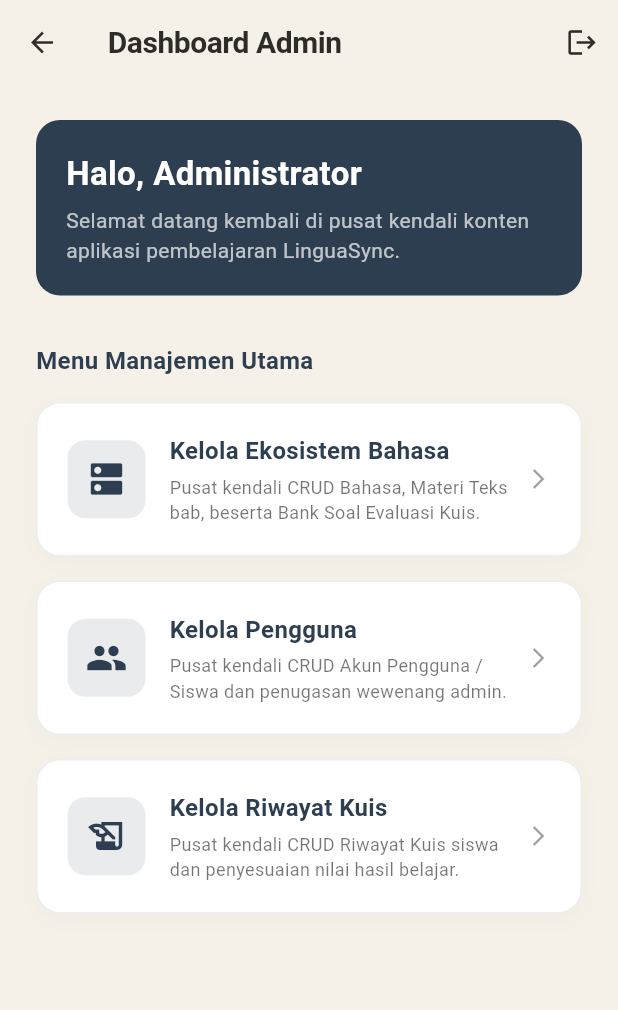
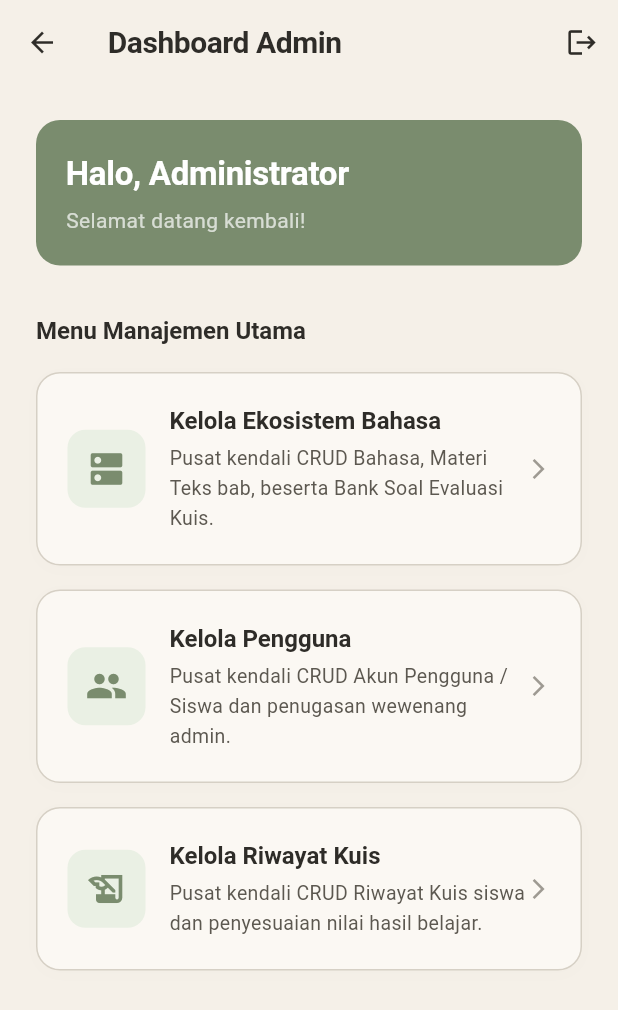
Before and after one commit to nisrinasals/linguasync, a Flutter app: the AdminDashboardPage screen opened by its route, on a phone screen of 412 x 824 dp. Shown: the top 1010 px of the screen. Run offline on Flutter 3.47's test engine with Material 3 defaults, Android fonts, the phone set to English and light mode, and no system bars; our stand-ins replace equatable, file_picker, flutter_bloc, flutter_secure_storage, jwt_decoder; accounts and stored records are empty.

Commit message:
feat: Update UI styles in admin and language detail pages for consistency and improved readability

```diff
--- a/lib/ui/pages/admin/admin_dashboard_page.dart
+++ b/lib/ui/pages/admin/admin_dashboard_page.dart
@@ -3,6 +3,7 @@ import 'package:flutter_bloc/flutter_bloc.dart';
 import 'package:linguasync/logic/bloc/auth/auth_bloc.dart';
 import '../../../logic/bloc/auth/auth_event.dart';
 import '../../../logic/bloc/auth/auth_state.dart';
+import '../../theme/japandi_theme.dart';
 import 'admin_manage_language_page.dart';
 import 'admin_manage_user_page.dart';
 import 'admin_manage_history_page.dart';
@@ -13,7 +14,9 @@ class AdminDashboardPage extends StatelessWidget {
   @override
   Widget build(BuildContext context) {
     final authState = context.watch<AuthBloc>().state;
-    final adminName = authState is Authenticated ? authState.user.name : 'Administrator';
+    final adminName = authState is Authenticated
+        ? authState.user.name
+        : 'Administrator';
 
     return Scaffold(
       appBar: AppBar(
@@ -47,7 +50,7 @@ class AdminDashboardPage extends StatelessWidget {
                         },
                         child: const Text(
                           'Logout',
-                          style: TextStyle(color: Colors.red),
+                          style: TextStyle(color: JC.error),
                         ),
                       ),
                     ],
@@ -67,7 +70,7 @@ class AdminDashboardPage extends StatelessWidget {
               width: double.infinity,
               padding: const EdgeInsets.all(20),
               decoration: BoxDecoration(
-                color: const Color(0xFF2C3E50),
+                color: JC.primary,
                 borderRadius: BorderRadius.circular(16),
               ),
               child: Column(
@@ -75,15 +78,14 @@ class AdminDashboardPage extends StatelessWidget {
                 children: [
                   Text(
                     'Halo, $adminName',
-                    style: const TextStyle(
+                    style: JT.titleLg.copyWith(
                       color: Colors.white,
                       fontSize: 22,
-                      fontWeight: FontWeight.bold,
                     ),
                   ),
-                  SizedBox(height: 6),
-                  Text(
-                    'Selamat datang kembali di pusat kendali konten aplikasi pembelajaran LinguaSync.',
+                  const SizedBox(height: 6),
+                  const Text(
+                    'Selamat datang kembali!',
                     style: TextStyle(
                       color: Colors.white70,
                       fontSize: 14,
@@ -96,11 +98,7 @@ class AdminDashboardPage extends StatelessWidget {
             const SizedBox(height: 32),
             const Text(
               'Menu Manajemen Utama',
-              style: TextStyle(
-                fontSize: 16,
-                fontWeight: FontWeight.bold,
-                color: Color(0xFF2C3E50),
-              ),
+              style: JT.titleMd,
             ),
             const SizedBox(height: 16),
 
@@ -118,14 +116,14 @@ class AdminDashboardPage extends StatelessWidget {
               child: Container(
                 padding: const EdgeInsets.all(20),
                 decoration: BoxDecoration(
-                  color: Colors.white,
+                  color: JC.bgCard,
                   borderRadius: BorderRadius.circular(16),
-                  border: Border.all(color: Colors.grey[200]!),
+                  border: Border.all(color: JC.border),
                   boxShadow: [
                     BoxShadow(
-                      color: Colors.black.withOpacity(0.02),
-                      blurRadius: 10,
-                      offset: const Offset(0, 4),
+                      color: Colors.black.withOpacity(0.01),
+                      blurRadius: 8,
+                      offset: const Offset(0, 2),
                     ),
                   ],
                 ),
@@ -134,12 +132,12 @@ class AdminDashboardPage extends StatelessWidget {
                     Container(
                       padding: const EdgeInsets.all(12),
                       decoration: BoxDecoration(
-                        color: const Color(0xFF2C3E50).withOpacity(0.1),
+                        color: JC.primarySfc,
                         borderRadius: BorderRadius.circular(12),
                       ),
                       child: const Icon(
                         Icons.dns,
-                        color: Color(0xFF2C3E50),
+                        color: JC.primary,
                         size: 28,
                       ),
                     ),
@@ -150,19 +148,12 @@ class AdminDashboardPage extends StatelessWidget {
                         children: [
                           Text(
                             'Kelola Ekosistem Bahasa',
-                            style: TextStyle(
-                              fontSize: 16,
-                              fontWeight: FontWeight.bold,
-                              color: Color(0xFF2C3E50),
-                            ),
+                            style: JT.titleMd,
                           ),
                           SizedBox(height: 4),
                           Text(
                             'Pusat kendali CRUD Bahasa, Materi Teks bab, beserta Bank Soal Evaluasi Kuis.',
-                            style: TextStyle(
-                              color: Colors.black54,
-                              fontSize: 12,
-                            ),
+                            style: JT.bodySm,
                           ),
                         ],
                       ),
@@ -170,7 +161,7 @@ class AdminDashboardPage extends StatelessWidget {
                     const Icon(
                       Icons.arrow_forward_ios,
                       size: 16,
-                      color: Colors.black38,
+                      color: JC.inkLt,
                     ),
                   ],
                 ),
@@ -192,14 +183,14 @@ class AdminDashboardPage extends StatelessWidget {
               child: Container(
                 padding: const EdgeInsets.all(20),
                 decoration: BoxDecoration(
-                  color: Colors.white,
+                  color: JC.bgCard,
                   borderRadius: BorderRadius.circular(16),
-                  border: Border.all(color: Colors.grey[200]!),
+                  border: Border.all(color: JC.border),
                   boxShadow: [
                     BoxShadow(
-                      color: Colors.black.withOpacity(0.02),
-                      blurRadius: 10,
-                      offset: const Offset(0, 4),
+                      color: Colors.black.withOpacity(0.01),
+                      blurRadius: 8,
+                      offset: const Offset(0, 2),
                     ),
                   ],
                 ),
@@ -208,12 +199,12 @@ class AdminDashboardPage extends StatelessWidget {
                     Container(
                       padding: const EdgeInsets.all(12),
                       decoration: BoxDecoration(
-                        color: const Color(0xFF2C3E50).withOpacity(0.1),
+                        color: JC.primarySfc,
                         borderRadius: BorderRadius.circular(12),
                       ),
                       child: const Icon(
                         Icons.people,
-                        color: Color(0xFF2C3E50),
+                        color: JC.primary,
                         size: 28,
                       ),
                     ),
@@ -224,19 +215,12 @@ class AdminDashboardPage extends StatelessWidget {
                         children: [
                           Text(
                             'Kelola Pengguna',
-                            style: TextStyle(
-                              fontSize: 16,
-                              fontWeight: FontWeight.bold,
-                              color: Color(0xFF2C3E50),
-                            ),
+                            style: JT.titleMd,
                           ),
                           SizedBox(height: 4),
                           Text(
                             'Pusat kendali CRUD Akun Pengguna / Siswa dan penugasan wewenang admin.',
-                            style: TextStyle(
-                              color: Colors.black54,
-                              fontSize: 12,
-                            ),
+                            style: JT.bodySm,
                           ),
                         ],
                       ),
@@ -244,7 +228,7 @@ class AdminDashboardPage extends StatelessWidget {
                     const Icon(
                       Icons.arrow_forward_ios,
                       size: 16,
-                      color: Colors.black38,
+                      color: JC.inkLt,
                     ),
                   ],
                 ),
@@ -266,14 +250,14 @@ class AdminDashboardPage extends StatelessWidget {
               child: Container(
                 padding: const EdgeInsets.all(20),
                 decoration: BoxDecoration(
-                  color: Colors.white,
+                  color: JC.bgCard,
                   borderRadius: BorderRadius.circular(16),
-                  border: Border.all(color: Colors.grey[200]!),
+                  border: Border.all(color: JC.border),
                   boxShadow: [
                     BoxShadow(
-                      color: Colors.black.withOpacity(0.02),
-                      blurRadius: 10,
-                      offset: const Offset(0, 4),
+                      color: Colors.black.withOpacity(0.01),
+                      blurRadius: 8,
+                      offset: const Offset(0, 2),
                     ),
                   ],
                 ),
@@ -282,12 +266,12 @@ class AdminDashboardPage extends StatelessWidget {
                     Container(
                       padding: const EdgeInsets.all(12),
                       decoration: BoxDecoration(
-                        color: const Color(0xFF2C3E50).withOpacity(0.1),
+                        color: JC.primarySfc,
                         borderRadius: BorderRadius.circular(12),
                       ),
                       child: const Icon(
                         Icons.history_edu,
-                        color: Color(0xFF2C3E50),
+                        color: JC.primary,
                         size: 28,
                       ),
                     ),
@@ -298,19 +282,12 @@ class AdminDashboardPage extends StatelessWidget {
                         children: [
                           Text(
                             'Kelola Riwayat Kuis',
-                            style: TextStyle(
-                              fontSize: 16,
-                              fontWeight: FontWeight.bold,
-                              color: Color(0xFF2C3E50),
-                            ),
+                            style: JT.titleMd,
                           ),
                           SizedBox(height: 4),
                           Text(
                             'Pusat kendali CRUD Riwayat Kuis siswa dan penyesuaian nilai hasil belajar.',
-                            style: TextStyle(
-                              color: Colors.black54,
-                              fontSize: 12,
-                            ),
+                            style: JT.bodySm,
                           ),
                         ],
                       ),
@@ -318,7 +295,7 @@ class AdminDashboardPage extends StatelessWidget {
                     const Icon(
                       Icons.arrow_forward_ios,
                       size: 16,
-                      color: Colors.black38,
+                      color: JC.inkLt,
                     ),
                   ],
                 ),
--- a/lib/ui/pages/languages/detail_language_page.dart
+++ b/lib/ui/pages/languages/detail_language_page.dart
@@ -4,6 +4,7 @@ import '../../../../data/models/language_model.dart';
 import '../../../../logic/bloc/language/language_bloc.dart';
 import '../../../../logic/bloc/language/language_event.dart';
 import '../../../../logic/bloc/language/language_state.dart';
+import '../../theme/japandi_theme.dart';
 
 class DetailLanguagePage extends StatefulWidget {
   final LanguageModel language;
@@ -60,7 +61,7 @@ class _DetailLanguagePageState extends State<DetailLanguagePage> {
                 UnenrollLanguageRequested(enrollmentId: widget.language.id),
               );
             },
-            child: const Text('Keluar', style: TextStyle(color: Colors.red)),
+            child: const Text('Keluar', style: TextStyle(color: JC.error)),
           ),
         ],
       ),
@@ -76,10 +77,6 @@ class _DetailLanguagePageState extends State<DetailLanguagePage> {
 
   @override
   Widget build(BuildContext context) {
-    final theme = Theme.of(context);
-    final primaryColor = theme.primaryColor;
-
-    // PopScope mengunci navigasi back jika _isLoading true
     return PopScope(
       canPop: !_isLoading,
       onPopInvokedWithResult: (didPop, result) {
@@ -92,7 +89,7 @@ class _DetailLanguagePageState extends State<DetailLanguagePage> {
         }
       },
       child: Scaffold(
-        appBar: AppBar(title: Text(widget.language.name), centerTitle: true),
+        appBar: AppBar(title: Text(widget.language.name)),
         body: SafeArea(
           child: BlocListener<LanguageBloc, LanguageState>(
             listener: (context, state) {
@@ -111,24 +108,20 @@ class _DetailLanguagePageState extends State<DetailLanguagePage> {
                   Container(
                     padding: const EdgeInsets.all(24.0),
                     decoration: BoxDecoration(
-                      color: primaryColor,
-                      borderRadius: BorderRadius.circular(24.0),
+                      color: JC.primary,
+                      borderRadius: BorderRadius.circular(16.0),
                     ),
                     child: Column(
                       children: [
                         const Icon(
                           Icons.translate,
-                          size: 50,
+                          size: 48,
                           color: Colors.white,
                         ),
                         const SizedBox(height: 16),
                         Text(
                           widget.language.name,
-                          style: const TextStyle(
-                            fontSize: 24,
-                            fontWeight: FontWeight.bold,
-                            color: Colors.white,
-                          ),
+                          style: JT.titleLg.copyWith(color: Colors.white, fontSize: 22),
                         ),
                         const SizedBox(height: 8),
                         Text(
@@ -141,17 +134,14 @@ class _DetailLanguagePageState extends State<DetailLanguagePage> {
                   const SizedBox(height: 24),
                   const Text(
                     'Deskripsi Bahasa',
-                    style: TextStyle(fontSize: 18, fontWeight: FontWeight.bold),
+                    style: JT.titleMd,
                   ),
                   const SizedBox(height: 12),
                   Expanded(
                     child: SingleChildScrollView(
                       child: Text(
                         widget.language.description,
-                        style: TextStyle(
-                          fontSize: 15,
-                          color: Colors.grey.shade700,
-                        ),
+                        style: JT.body.copyWith(color: JC.inkMd),
                       ),
                     ),
                   ),
@@ -163,11 +153,11 @@ class _DetailLanguagePageState extends State<DetailLanguagePage> {
                         : (_isEnrolled ? _confirmUnenroll : _enroll),
                     style: ElevatedButton.styleFrom(
                       backgroundColor: _isEnrolled
-                          ? Colors.red.shade400
-                          : primaryColor,
+                          ? JC.error
+                          : JC.primary,
                       padding: const EdgeInsets.symmetric(vertical: 16),
                       shape: RoundedRectangleBorder(
-                        borderRadius: BorderRadius.circular(16),
+                        borderRadius: BorderRadius.circular(10),
                       ),
                     ),
                     child: _isLoading
```
Also changed, not shown: 1 other file.
